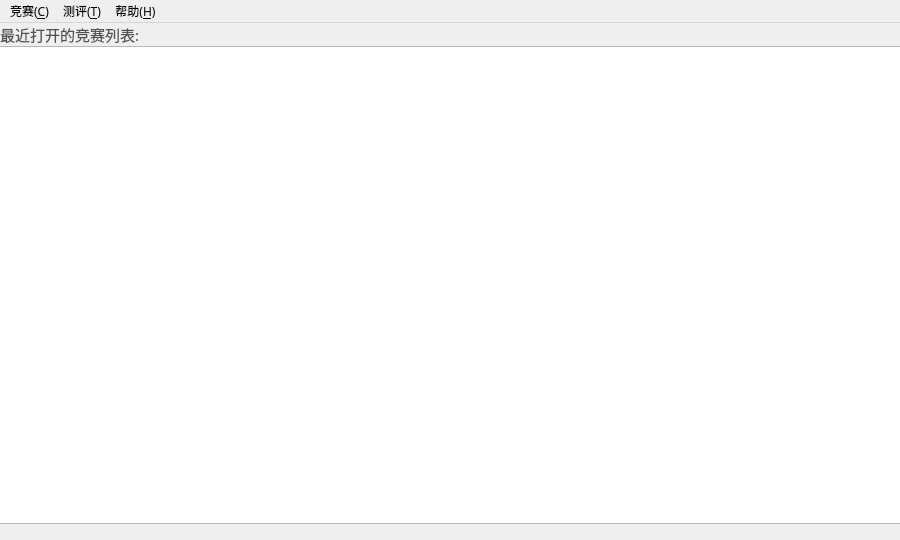
Qt form src/forms/mainwindow.ui (sxyzccr/CCR-Plus) before a commit.
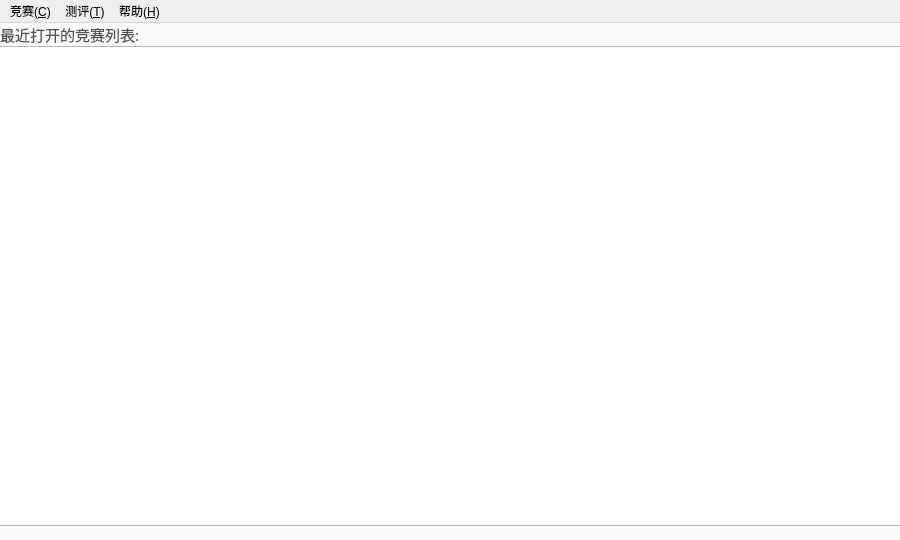
The same form after that commit. Icons and pictures are not drawn.

```diff
--- a/src/forms/mainwindow.ui
+++ b/src/forms/mainwindow.ui
@@ -38,7 +38,15 @@
     <normaloff>:/icon/image/CCR.ico</normaloff>:/icon/image/CCR.ico</iconset>
   </property>
   <property name="styleSheet">
-   <string notr="true">font-family: &quot;微软雅黑&quot;</string>
+   <string notr="true">QWidget
+{
+	font-family: &quot;微软雅黑&quot;;
+}
+QMainWindow
+{
+	background-color:rgb(250,250,250);
+}
+</string>
   </property>
   <widget class="QWidget" name="centralWidget">
    <property name="font">
@@ -46,6 +54,9 @@
      <family>微软雅黑</family>
     </font>
    </property>
+   <property name="styleSheet">
+    <string notr="true"/>
+   </property>
    <layout class="QVBoxLayout" name="verticalLayout">
     <property name="spacing">
      <number>0</number>
@@ -128,6 +139,9 @@
       </item>
       <item>
        <widget class="QLabel" name="label_2">
+        <property name="styleSheet">
+         <string notr="true"/>
+        </property>
         <property name="text">
          <string/>
         </property>
@@ -146,7 +160,7 @@
      <x>0</x>
      <y>0</y>
      <width>900</width>
-     <height>21</height>
+     <height>23</height>
     </rect>
    </property>
    <widget class="QMenu" name="menu">
```
Left out of the diff: 3 changed lines with no effect on the pictures.
